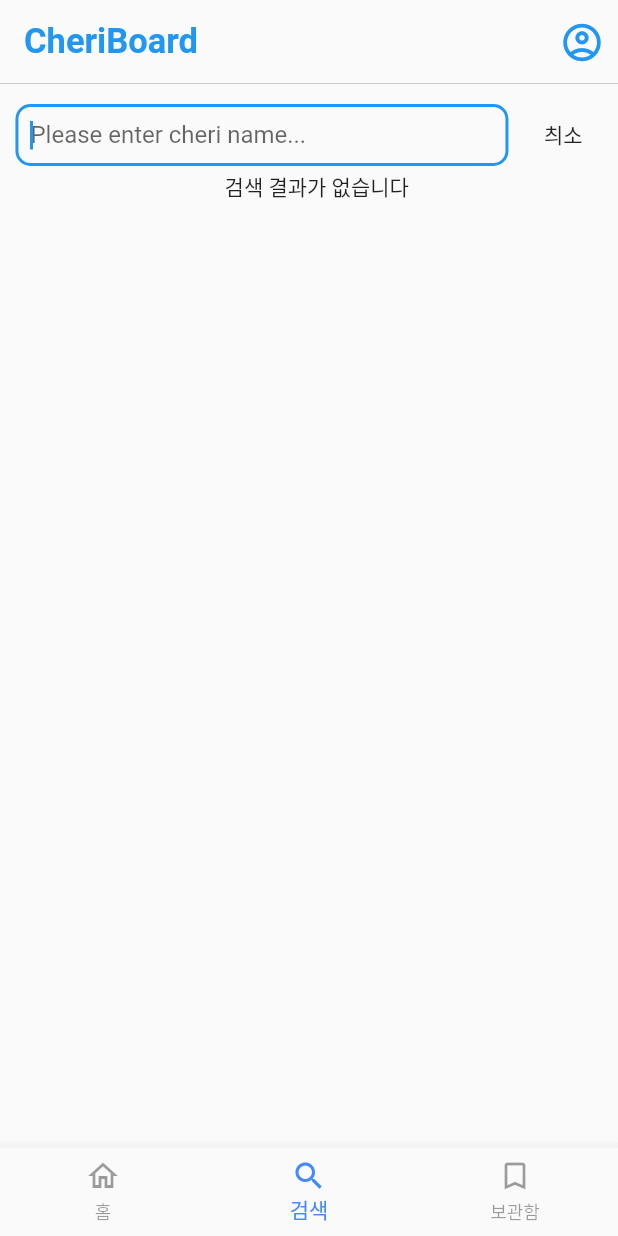
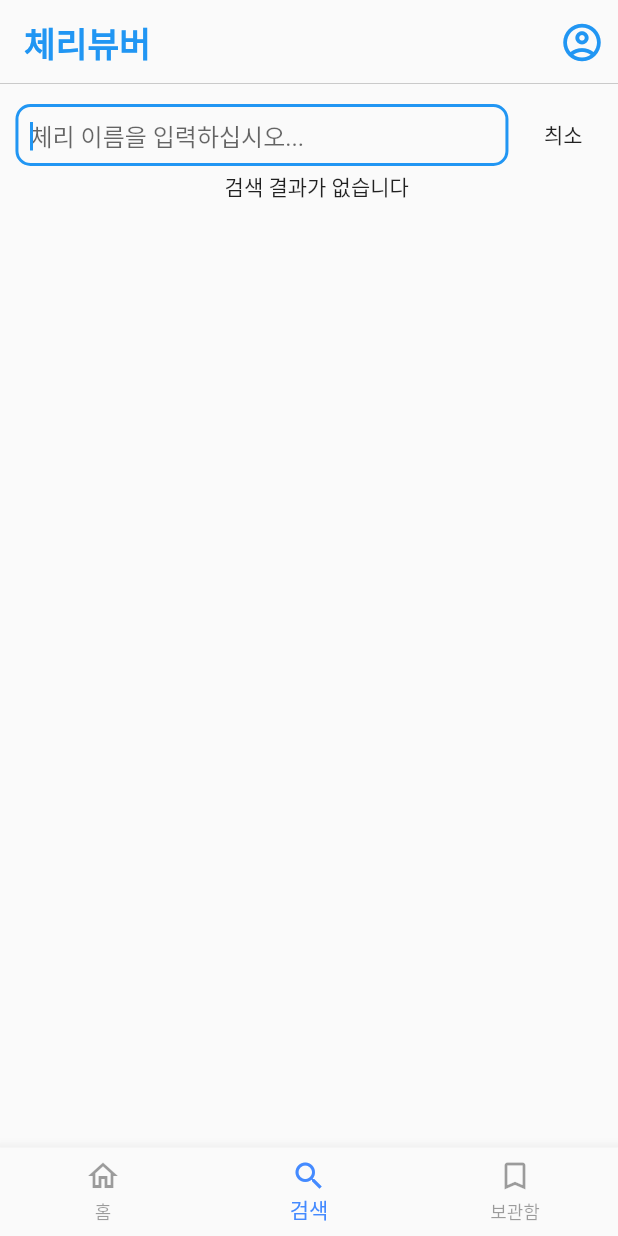
Before and after one commit to ilyosbekkk/Cheri_Viewer, a Flutter app: the screen it shows after launch, item 2 of the bottom bar chosen, on a phone screen of 412 x 824 dp. Run offline on Flutter 3.47's test engine with Material 2 defaults, Android fonts, the light colour scheme and no system bars; drawn by our look-alikes of pull_to_refresh; our stand-ins replace firebase_auth, firebase_core, fluttertoast, google_sign_in, progress_indicators, share; missing offline and left inert: flutter_inappwebview, flutter_naver_login, kakao_flutter_sdk; accounts and stored records are empty; network calls fail.

Commit message:
Lang Strings changes to Map

```diff
--- a/lib/ui/helper_widgets/singlepost_widget.dart
+++ b/lib/ui/helper_widgets/singlepost_widget.dart
@@ -12,8 +12,6 @@ class PostWidget extends StatelessWidget {
   Post post;
 
   PostWidget(this.height, this.width,  this.homePageProvider, this.post);
-
-
 
   @override
   Widget build(BuildContext context) {
@@ -119,7 +117,7 @@ class PostWidget extends StatelessWidget {
                 child: Row(
                   children: [
                     Text(
-                      "$views_kr:${post.views}",
+                      "${cheri_views[korean]}:${post.views}",
                       style: TextStyle(fontSize: 15),
                     ),
                     Container(
--- a/lib/ui/nav_controller.dart
+++ b/lib/ui/nav_controller.dart
@@ -23,6 +23,7 @@ class _NavCotrollerState extends State<NavCotroller> {
   RefreshController _refreshController =
   RefreshController(initialRefresh: false);
   double  appBarHeight = 0;
+
 
 
 
@@ -66,10 +67,10 @@ class _NavCotrollerState extends State<NavCotroller> {
       ),
       bottomNavigationBar: BottomNavigationBar(
         items: const <BottomNavigationBarItem>[
-          BottomNavigationBarItem(icon: Icon(Icons.home_outlined), label: home_kr),
-          BottomNavigationBarItem(icon: Icon(Icons.search), label: search_kr),
+          BottomNavigationBarItem(icon: Icon(Icons.home_outlined), label:  "홈"),
+          BottomNavigationBarItem(icon: Icon(Icons.search), label:"검색"),
           BottomNavigationBarItem(
-              icon: Icon(Icons.bookmark_border), label: collections_kr),
+              icon: Icon(Icons.bookmark_border), label: "보관함"),
         ],
         onTap: _onItemSelected,
         selectedItemColor: Colors.blueAccent,
@@ -116,7 +117,7 @@ class _NavCotrollerState extends State<NavCotroller> {
       floating: true,
       backgroundColor: Color.fromRGBO(250, 250, 250, 1),
       title: Text(
-        app_name,
+        app_name[korean]!,
         style: TextStyle(fontSize: 23, color: Colors.blue, fontWeight: FontWeight.bold),
       ),
       actions: [
--- a/lib/ui/screens/cheri_detail_screen.dart
+++ b/lib/ui/screens/cheri_detail_screen.dart
@@ -49,7 +49,7 @@ class _CheriDetailViewScreenState extends State<CheriDetailViewScreen> {
       floating: true,
       backgroundColor: Color.fromRGBO(250, 250, 250, 1),
       title: Text(
-        detail_screen_title,
+        "TEMP TITLE",
         style: TextStyle(
           fontSize: 18,
           color: Colors.black,
--- a/lib/ui/screens/search_screen.dart
+++ b/lib/ui/screens/search_screen.dart
@@ -45,7 +45,8 @@ class _SearchScreenState extends State<SearchScreen> {
                 itemBuilder: (BuildContext context, index) {
                   if (index == 0)
                     return _buildSearchWidget(homepageProvider);
-                  else if (index == 1 && homepageProvider.searchResults.length > 0) {
+                  else if (index == 1 &&
+                      homepageProvider.searchResults.length > 0) {
                     return _buildSortWidget(_controller.text,
                         homepageProvider.searchResults.length);
                   } else {
@@ -91,7 +92,7 @@ class _SearchScreenState extends State<SearchScreen> {
               textAlign: TextAlign.start,
               decoration: InputDecoration(
                 contentPadding: EdgeInsets.only(left: 10.0),
-                hintText: hint_text,
+                hintText: search_hint[korean],
                 border: OutlineInputBorder(
                   borderRadius: BorderRadius.circular(10),
                 ),
--- a/lib/ui/screens/storage_screen.dart
+++ b/lib/ui/screens/storage_screen.dart
@@ -81,12 +81,12 @@ class _StorageBoxScreenState extends State<StorageBoxScreen>
         tabs: [
           // first tab [you can add an icon using the icon property]
           Tab(
-            text: bookmark_tab_kr,
+            text: bookmark_tab[korean],
           ),
 
           // second tab [you can add an icon using the icon property]
           Tab(
-            text: opened_tab_kr,
+            text: opened_tab[korean],
           ),
         ],
       ),
@@ -215,7 +215,7 @@ class _StorageBoxScreenState extends State<StorageBoxScreen>
                 textAlign: TextAlign.start,
                 decoration: InputDecoration(
                   contentPadding: EdgeInsets.only(left: 10.0),
-                  hintText: hint_text,
+                  hintText: search_hint[korean],
                   border: OutlineInputBorder(
                     borderRadius: BorderRadius.circular(10),
                   ),
--- a/lib/utils/Strings.dart
+++ b/lib/utils/Strings.dart
@@ -1,29 +1,18 @@
-//English
-const String home = "Home";
-const String search = "Search";
-const  String views = "Views";
-const String collections = "Collections";
-const toast_message_like = "You liked this post!";
-const toast_message_unlike = "You unliked this post!";
-const String app_name = "CheriBoard";
-
-const String search_page = "Search";
-const hint_text = "Please enter cheri name...";
-//Korean
-const  String  detail_screen_title ="신차인수 체크리스";
-const String views_kr = "조회수";
-const String home_kr = "홈";
-const String search_kr = "검색";
-const String collections_kr = "보관함";
-const String toast_message_like_kr = "당신은 이 글을 좋아했다!";
-const String toast_message_unlike_kr = "당신은 이 게시물을 싫어했군요!";
-const String app_name_kr = "원팅";
-const String search_page_kr = "검색";
-const String bookmark_tab_kr = "북마크";
-const String opened_tab_kr = "여러본 체리";
-const String hint_text_kr = "체리 이름을 입력하십시오...";
-const List<String> categories = ["건강",  "생활", "교육.학습", "IT.컨텐츠",  "자기개발"];
-
+//languages
+ String english = "en";
+ String korean = "kr";
+ Map<String, String> home_title = {"en": "Home", "kr": "홈"};
+ Map<String, String> search_title = {"en": "Search", "kr": "검색"};
+ Map<String, String> storage_title = {"en": "Storage", "kr": "보관함"};
+ Map<String, String> bookmark_tab = {english: "Bookmarks", korean: "북마크"};
+ Map<String, String> opened_tab = {english: "Opened", korean: "여러본 체리"};
+ Map<String, String> app_name = {english: "CheriViewer", korean: "체리뷰버"};
+ Map<String, String> cheri_views = {english: "Views", korean: "조회수"};
+ Map<String, String> search_hint = {english: "Please enter cheri name...", korean: "체리 이름을 입력하십시오..."};
+ Map<String, List<String>> categories = {
+  english: ["Health", "Life", "Education.Learning", "IT.Content", "Personal Development"],
+  korean: ["건강", "생활", "교육.학습", "IT.컨텐츠", "자기개발"]
+};
 
 //Api url
 const String baseUrl = "cheri.weeknday.com";
```
Also changed, not shown: lib/ui/screens/categoryview_screen.dart (+11 -18 lines), lib/ui/screens/home_screen.dart (+6 -3 lines). Lines whose indentation alone changed are shown as unchanged.
